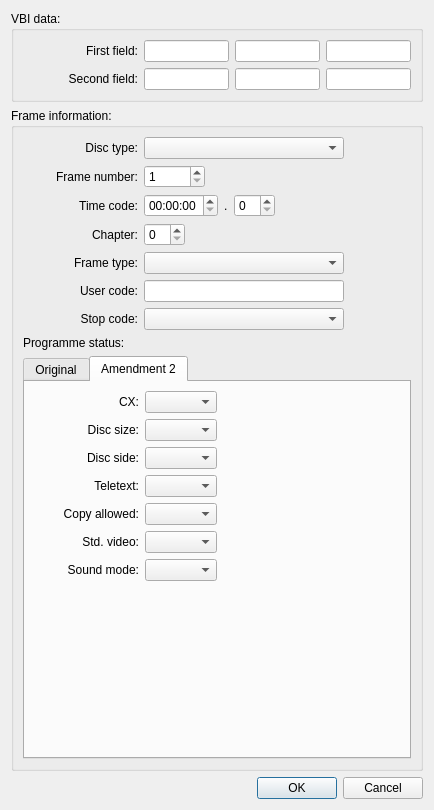
Above: tools/ld-analyse/vbieditordialog.ui from Gamnn/ld-decode before the change. Below: the same form after it.
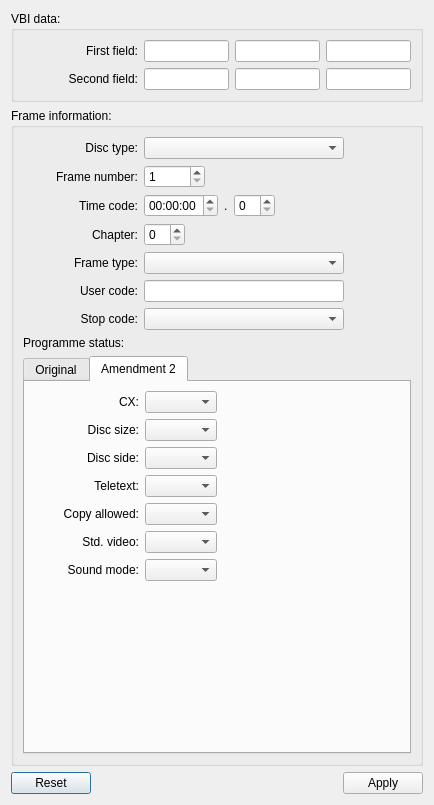
That is the form after the change. The open tabs and pages were chosen to show the change.

Diff of the .ui file:
```diff
--- a/tools/ld-analyse/vbieditordialog.ui
+++ b/tools/ld-analyse/vbieditordialog.ui
@@ -7,7 +7,7 @@
     <x>0</x>
     <y>0</y>
     <width>432</width>
-    <height>810</height>
+    <height>805</height>
    </rect>
   </property>
   <property name="windowTitle">
@@ -1088,15 +1088,29 @@
    <item>
     <layout class="QHBoxLayout" name="horizontalLayout">
      <item>
-      <widget class="QDialogButtonBox" name="buttonBox">
-       <property name="minimumSize">
+      <widget class="QPushButton" name="reset_pushButton">
+       <property name="text">
+        <string>Reset</string>
+       </property>
+      </widget>
+     </item>
+     <item>
+      <spacer name="horizontalSpacer_24">
+       <property name="orientation">
+        <enum>Qt::Horizontal</enum>
+       </property>
+       <property name="sizeHint" stdset="0">
         <size>
-         <width>0</width>
-         <height>0</height>
+         <width>40</width>
+         <height>20</height>
         </size>
        </property>
-       <property name="standardButtons">
-        <set>QDialogButtonBox::Cancel|QDialogButtonBox::Ok</set>
+      </spacer>
+     </item>
+     <item>
+      <widget class="QPushButton" name="apply_pushButton">
+       <property name="text">
+        <string>Apply</string>
        </property>
       </widget>
      </item>
```
Left out of the diff: 2 changed lines with no effect on the pictures.
